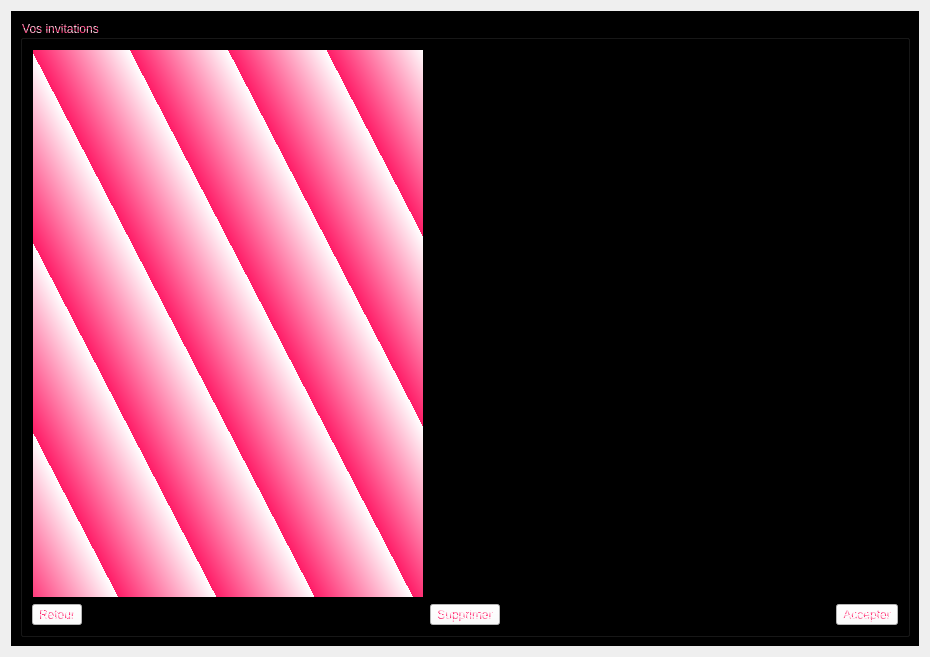
Old version of the form Client/UI/InvitationQt.ui in the repository Minigrim0/LombricABrac.
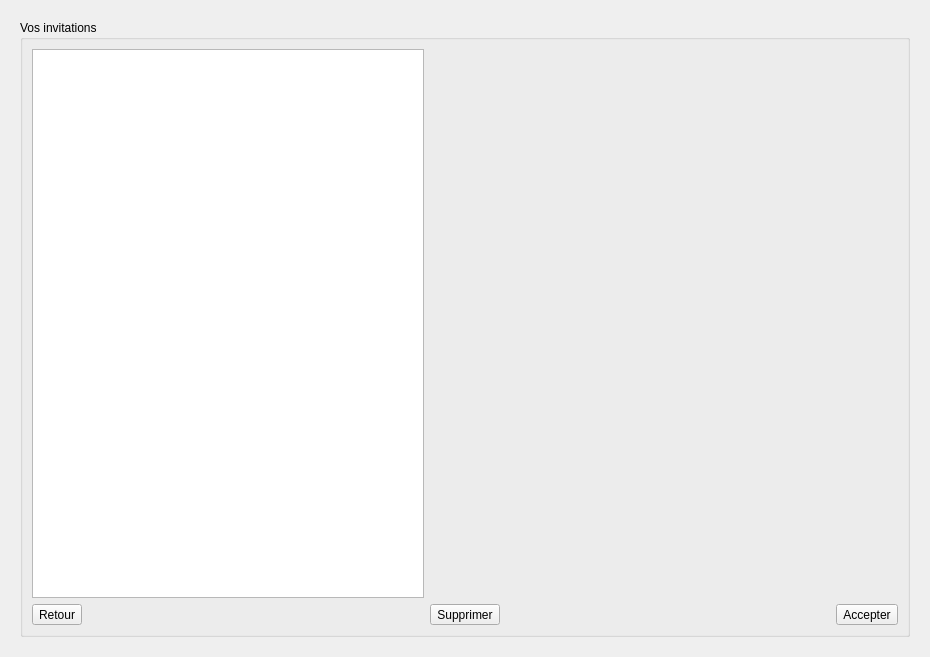
New version of the form. Icons and pictures are not drawn.

Commit message: change style and manage team para

```diff
--- a/Client/UI/InvitationQt.ui
+++ b/Client/UI/InvitationQt.ui
@@ -21,8 +21,7 @@
    <item>
     <widget class="QWidget" name="Tab_AmisWidget" native="true">
      <property name="styleSheet">
-      <string notr="true">background-color: rgb(0, 0, 0);
-color: qlineargradient(spread:repeat, x1:0.835821, y1:0.119, x2:1, y2:0, stop:0 rgba(255, 28, 103, 255), stop:1 rgba(255, 255, 255, 255));</string>
+      <string notr="true"/>
      </property>
      <layout class="QHBoxLayout" name="horizontalLayout_3">
       <item>
@@ -36,15 +35,14 @@
            <item row="0" column="0">
             <widget class="QListWidget" name="list_AmisWidget">
              <property name="styleSheet">
-              <string notr="true">color: rgb(255, 255, 255);
-background-color: qlineargradient(spread:repeat, x1:0.835821, y1:0.119, x2:1, y2:0, stop:0 rgba(255, 28, 103, 255), stop:1 rgba(255, 255, 255, 255));</string>
+              <string notr="true"/>
              </property>
             </widget>
            </item>
            <item row="1" column="0">
             <widget class="QToolButton" name="Return_From_InvitationsToolButton">
              <property name="styleSheet">
-              <string notr="true">background-color: rgb(255, 255, 255);</string>
+              <string notr="true"/>
              </property>
              <property name="text">
               <string>Retour</string>
@@ -67,21 +65,47 @@
            <item row="1" column="2" alignment="Qt::AlignRight">
             <widget class="QToolButton" name="Accept_InvitToolButton">
              <property name="styleSheet">
-              <string notr="true">background-color: rgb(255, 255, 255);</string>
+              <string notr="true"/>
              </property>
              <property name="text">
               <string>Accepter</string>
              </property>
+             <property name="icon">
+              <iconset resource="../images_widget.qrc">
+               <normaloff>:/icons/UI/Resources/login.png</normaloff>:/icons/UI/Resources/login.png</iconset>
+             </property>
+             <property name="iconSize">
+              <size>
+               <width>24</width>
+               <height>24</height>
+              </size>
+             </property>
+             <property name="toolButtonStyle">
+              <enum>Qt::ToolButtonTextBesideIcon</enum>
+             </property>
             </widget>
            </item>
            <item row="1" column="1">
             <widget class="QToolButton" name="Delete_InvitToolButton">
              <property name="styleSheet">
-              <string notr="true">background-color: rgb(255, 255, 255);</string>
+              <string notr="true"/>
              </property>
              <property name="text">
               <string>Supprimer</string>
              </property>
+             <property name="icon">
+              <iconset resource="../images_widget.qrc">
+               <normaloff>:/icons/UI/Resources/delete.png</normaloff>:/icons/UI/Resources/delete.png</iconset>
+             </property>
+             <property name="iconSize">
+              <size>
+               <width>24</width>
+               <height>24</height>
+              </size>
+             </property>
+             <property name="toolButtonStyle">
+              <enum>Qt::ToolButtonTextBesideIcon</enum>
+             </property>
             </widget>
            </item>
            <item row="0" column="2">
```
Left out of the diff: 3 changed lines with no effect on the pictures. The commit also changes 15 other files.
